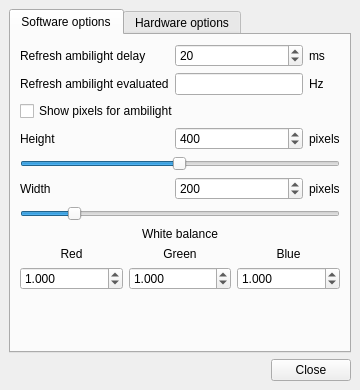
Atarity/Lightpack, file AmbilightUSB_PC/src/mainwindow.ui: the form before one commit.
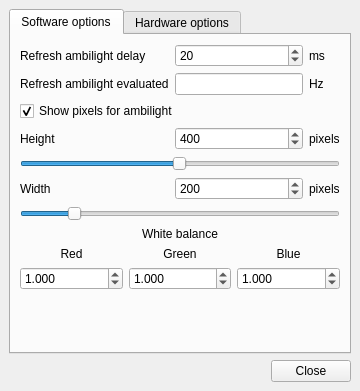
The form after the commit. The open tabs and pages were chosen to show the change. Icons and pictures are not drawn.

Commit message: MainWindow: rewrite setPixmap to setPalette in QLabel objects labelGetPixelsRects, added check if device opened then setTimerOptions and setColorDepth else show warning

The edit to the form file:
```diff
--- a/AmbilightUSB_PC/src/mainwindow.ui
+++ b/AmbilightUSB_PC/src/mainwindow.ui
@@ -7,7 +7,7 @@
     <x>0</x>
     <y>0</y>
     <width>360</width>
-    <height>390</height>
+    <height>391</height>
    </rect>
   </property>
   <property name="windowTitle">
@@ -147,6 +147,9 @@
             <property name="text">
              <string>Show pixels for ambilight</string>
             </property>
+            <property name="checked">
+             <bool>true</bool>
+            </property>
            </widget>
           </item>
           <item row="6" column="1">
```
Left out of the diff: 2 changed lines with no effect on the pictures. The commit also changes 2 other files.
